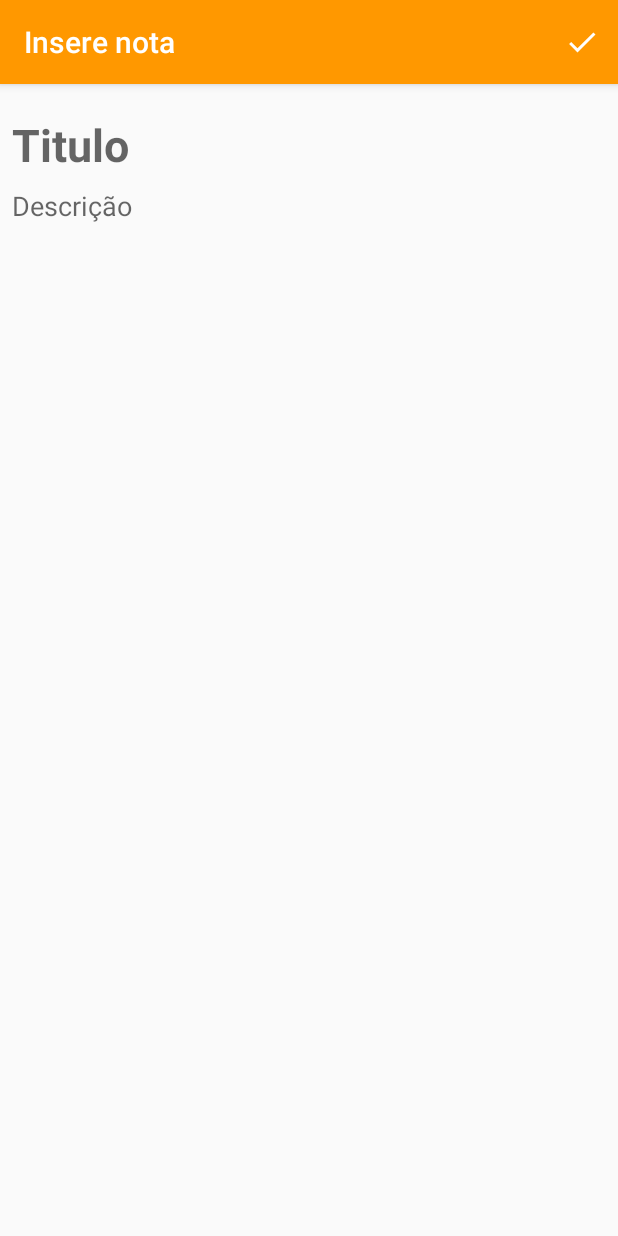
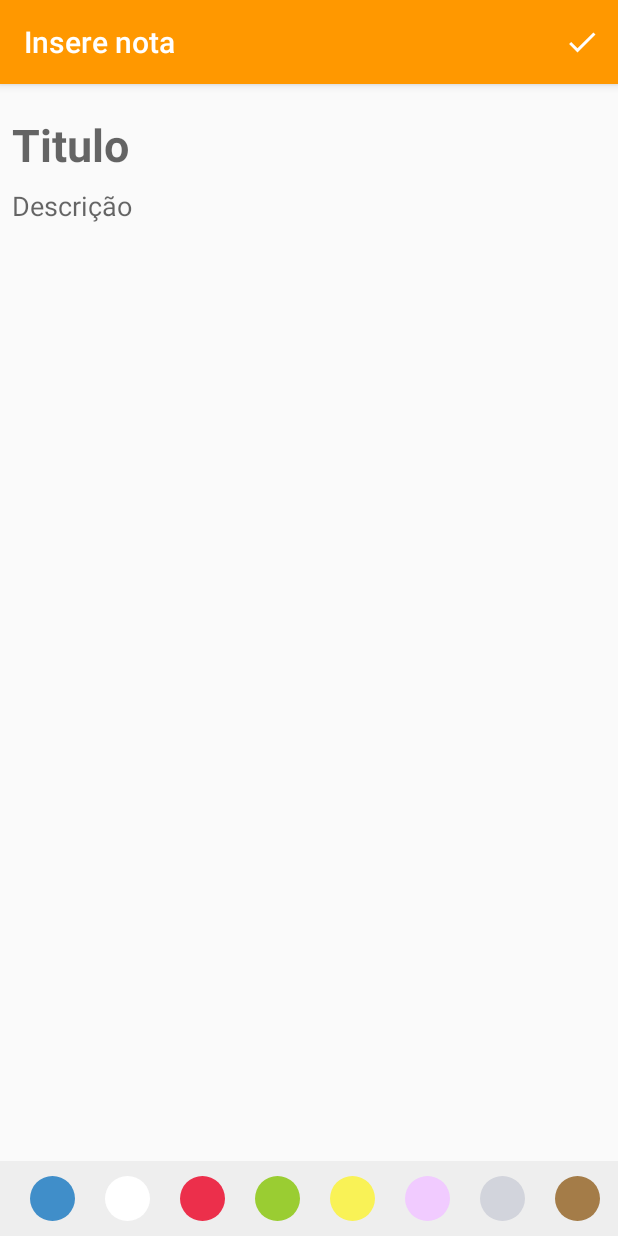
Before and after one commit to rodriguesv2/Ceep, an Android app: the FormularioNotaActivity screen opened directly, with no data from a screen before it, on a phone screen of 412 x 824 dp. Run offline under Robolectric (Android 15) with nearby library versions, the phone set to English and light mode, and no system bars.

Commit message:
Botões de cores criados e associados ao RecyclerView no rodapé

```diff
--- a/app/src/main/java/alura/com/br/ceep/ui/activity/FormularioNotaActivity.java
+++ b/app/src/main/java/alura/com/br/ceep/ui/activity/FormularioNotaActivity.java
@@ -4,12 +4,14 @@ import android.app.Activity;
 import android.content.Intent;
 import android.os.Bundle;
 import android.support.v7.app.AppCompatActivity;
+import android.support.v7.widget.RecyclerView;
 import android.view.Menu;
 import android.view.MenuItem;
 import android.widget.TextView;
 
 import alura.com.br.ceep.R;
 import alura.com.br.ceep.model.Nota;
+import alura.com.br.ceep.ui.recyclerview.adapter.ListaCoresAdapter;
 
 import static alura.com.br.ceep.ui.activity.NotasActivityConstantes.CHAVE_NOTA;
 import static alura.com.br.ceep.ui.activity.NotasActivityConstantes.CHAVE_POSICAO;
@@ -29,6 +31,10 @@ public class FormularioNotaActivity extends AppCompatActivity {
         setTitle("Insere nota");
 
         inicializaCampos();
+
+        RecyclerView selecaoDeCor = findViewById(R.id.formulario_nota_selecao_cor);
+        selecaoDeCor.setAdapter(new ListaCoresAdapter(this));
+
 
         Intent dadosRecebidos = getIntent();
         if (dadosRecebidos.hasExtra(CHAVE_NOTA)){
--- a/app/src/main/java/alura/com/br/ceep/ui/activity/ListaNotasActivity.java
+++ b/app/src/main/java/alura/com/br/ceep/ui/activity/ListaNotasActivity.java
@@ -97,7 +97,6 @@ public class ListaNotasActivity extends AppCompatActivity {
                 StaggeredGridLayoutManager.VERTICAL));
         item.setIcon(R.drawable.ic_action_lista_linear);
     }
-
     //<-- Fim da configuração do item menu de seleção de tipo de RecycleView
 
     private void configuraBotaoInsereNota() {
@@ -193,11 +192,6 @@ public class ListaNotasActivity extends AppCompatActivity {
         configuraItemTouchHelper(listaNotas);
     }
 
-    private void configuraItemTouchHelper(RecyclerView listaNotas) {
-        ItemTouchHelper itemTouchHelper = new ItemTouchHelper(new NotaItemTouchHelperCallback(adapter));
-        itemTouchHelper.attachToRecyclerView(listaNotas);
-    }
-
     private void configuraAdapter(List<Nota> todasNotas, RecyclerView listaNotas) {
         adapter = new ListaNotasAdapter(this, todasNotas);
         listaNotas.setAdapter(adapter);
@@ -209,6 +203,11 @@ public class ListaNotasActivity extends AppCompatActivity {
         });
     }
 
+    private void configuraItemTouchHelper(RecyclerView listaNotas) {
+        ItemTouchHelper itemTouchHelper = new ItemTouchHelper(new NotaItemTouchHelperCallback(adapter));
+        itemTouchHelper.attachToRecyclerView(listaNotas);
+    }
+
     private void vaiParaFormularioNotaActivityAltera(Nota nota, int posicao) {
         Intent abreFormularioComNota = new Intent(ListaNotasActivity.this, FormularioNotaActivity.class);
         abreFormularioComNota.putExtra(CHAVE_NOTA, nota);
--- /dev/null
+++ b/app/src/main/java/alura/com/br/ceep/ui/recyclerview/adapter/ListaCoresAdapter.java
@@ -0,0 +1,59 @@
+package alura.com.br.ceep.ui.recyclerview.adapter;
+
+import android.content.Context;
+import android.graphics.Color;
+import android.graphics.PorterDuff;
+import android.support.annotation.NonNull;
+import android.support.v7.widget.RecyclerView;
+import android.view.LayoutInflater;
+import android.view.View;
+import android.view.ViewGroup;
+
+import java.util.List;
+
+import alura.com.br.ceep.R;
+import alura.com.br.ceep.ui.recyclerview.adapter.util.Cor;
+
+public class ListaCoresAdapter extends RecyclerView.Adapter<ListaCoresAdapter.CorViewHolder> {
+
+    private final List<Cor> cores;
+    private final Context context;
+
+    public ListaCoresAdapter(Context context) {
+        this.context = context;
+        this.cores = Cor.cores();
+    }
+
+    @NonNull
+    @Override
+    public CorViewHolder onCreateViewHolder(@NonNull ViewGroup viewGroup, int i) {
+        View viewCriada = LayoutInflater.from(context).inflate(R.layout.botao_cor, viewGroup, false);
+        return new CorViewHolder(viewCriada);
+    }
+
+    @Override
+    public void onBindViewHolder(@NonNull CorViewHolder corViewHolder, int position) {
+        corViewHolder.mudaCor(cores.get(position));
+    }
+
+    @Override
+    public int getItemCount() {
+        return cores.size();
+    }
+
+    class CorViewHolder extends RecyclerView.ViewHolder{
+
+        private final View circulo;
+
+        public CorViewHolder(@NonNull View itemView) {
+            super(itemView);
+            circulo = itemView.findViewById(R.id.botao_cor_circulo);
+        }
+
+        public void mudaCor(Cor cor){
+            circulo.getBackground().setColorFilter(
+                    Color.parseColor(cor.getCorSelecionada()),
+                        PorterDuff.Mode.MULTIPLY);
+        }
+    }
+}
--- /dev/null
+++ b/app/src/main/java/alura/com/br/ceep/ui/recyclerview/adapter/util/Cor.java
@@ -0,0 +1,45 @@
+package alura.com.br.ceep.ui.recyclerview.adapter.util;
+
+import android.support.annotation.NonNull;
+
+import java.util.Arrays;
+import java.util.List;
+
+public class Cor {
+
+    private static final String AZUL = "#408EC9";
+    private static final String BRANCO = "#FFFFFF";
+    private static final String VERMELHO = "#EC2F4B";
+    private static final String VERDE = "#9ACD32";
+    private static final String AMARELO = "#F9F256";
+    private static final String LILAS = "#F1CBFF";
+    private static final String CINZA = "#D2D4DC";
+    private static final String MARROM = "#A47C48";
+    private static final String ROXO = "#BE29EC";
+
+    private String corSelecionada;
+
+    public Cor(String corSelecionada) {
+        this.corSelecionada = corSelecionada;
+    }
+
+    public String getCorSelecionada() {
+        return corSelecionada;
+    }
+
+    public static List<Cor> cores(){
+        List<Cor> cores = Arrays.asList(
+                new Cor(AZUL),
+                new Cor(BRANCO),
+                new Cor(VERMELHO),
+                new Cor(VERDE),
+                new Cor(AMARELO),
+                new Cor(LILAS),
+                new Cor(CINZA),
+                new Cor(MARROM),
+                new Cor(ROXO)
+        );
+
+        return cores;
+    }
+}
--- /dev/null
+++ b/app/src/main/res/drawable/circulo.xml
@@ -0,0 +1,9 @@
+<?xml version="1.0" encoding="utf-8"?>
+<shape xmlns:android="http://schemas.android.com/apk/res/android"
+    android:shape="oval">
+
+    <solid
+        android:color="@android:color/white"/>
+
+
+</shape>
--- a/app/src/main/res/layout/activity_formulario_nota.xml
+++ b/app/src/main/res/layout/activity_formulario_nota.xml
@@ -31,7 +31,7 @@
         android:layout_width="0dp"
         android:layout_height="0dp"
         android:layout_marginTop="8dp"
-        android:layout_marginBottom="8dp"
+        android:layout_marginBottom="50dp"
         android:background="@android:color/transparent"
         android:ems="10"
         android:gravity="top"
@@ -40,4 +40,20 @@
         app:layout_constraintEnd_toEndOf="@+id/formulario_nota_titulo"
         app:layout_constraintStart_toStartOf="@+id/formulario_nota_titulo"
         app:layout_constraintTop_toBottomOf="@+id/formulario_nota_titulo" />
+
+    <android.support.v7.widget.RecyclerView
+        android:id="@+id/formulario_nota_selecao_cor"
+        android:layout_width="0dp"
+        android:layout_height="0dp"
+        android:orientation="horizontal"
+        app:layoutManager="android.support.v7.widget.LinearLayoutManager"
+        android:padding="10dp"
+        android:background="#eeeeee"
+        app:layout_constraintBottom_toBottomOf="parent"
+        app:layout_constraintEnd_toEndOf="parent"
+        app:layout_constraintStart_toStartOf="parent"
+        app:layout_constraintTop_toBottomOf="@id/formulario_nota_descricao"
+        tools:listitem="@layout/botao_cor">
+
+    </android.support.v7.widget.RecyclerView>
 </android.support.constraint.ConstraintLayout>
--- /dev/null
+++ b/app/src/main/res/layout/botao_cor.xml
@@ -0,0 +1,21 @@
+<?xml version="1.0" encoding="utf-8"?>
+<android.support.constraint.ConstraintLayout
+    xmlns:android="http://schemas.android.com/apk/res/android"
+    xmlns:app="http://schemas.android.com/apk/res-auto"
+    android:layout_width="50dp"
+    android:layout_height="30dp"
+    >
+
+    <View
+        android:id="@+id/botao_cor_circulo"
+        android:layout_height="30dp"
+        android:layout_width="30dp"
+        android:background="@drawable/circulo"
+        app:layout_constraintBottom_toBottomOf="parent"
+        app:layout_constraintEnd_toEndOf="parent"
+        app:layout_constraintStart_toStartOf="parent"
+        app:layout_constraintTop_toTopOf="parent">
+
+    </View>
+
+</android.support.constraint.ConstraintLayout>
```
